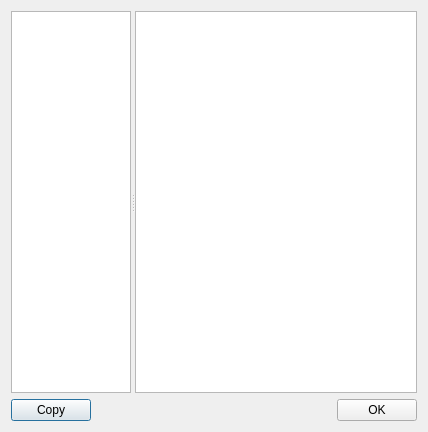
Before: the Qt Designer form dialogshowdata.ui in horsicq/FormatDialogs, drawn with Qt 5.
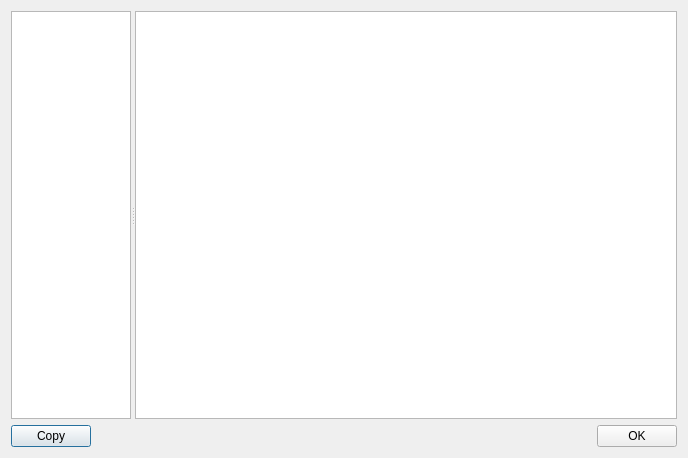
After: the same form once the commit is applied.

Patch:
```diff
--- a/dialogshowdata.ui
+++ b/dialogshowdata.ui
@@ -9,8 +9,8 @@
    <rect>
     <x>0</x>
     <y>0</y>
-    <width>428</width>
-    <height>432</height>
+    <width>688</width>
+    <height>458</height>
    </rect>
   </property>
   <property name="windowTitle">
@@ -47,7 +47,7 @@
        </size>
       </property>
       <property name="lineWrapMode">
-       <enum>QPlainTextEdit::NoWrap</enum>
+       <enum>QPlainTextEdit::WidgetWidth</enum>
       </property>
       <property name="readOnly">
        <bool>true</bool>
```
